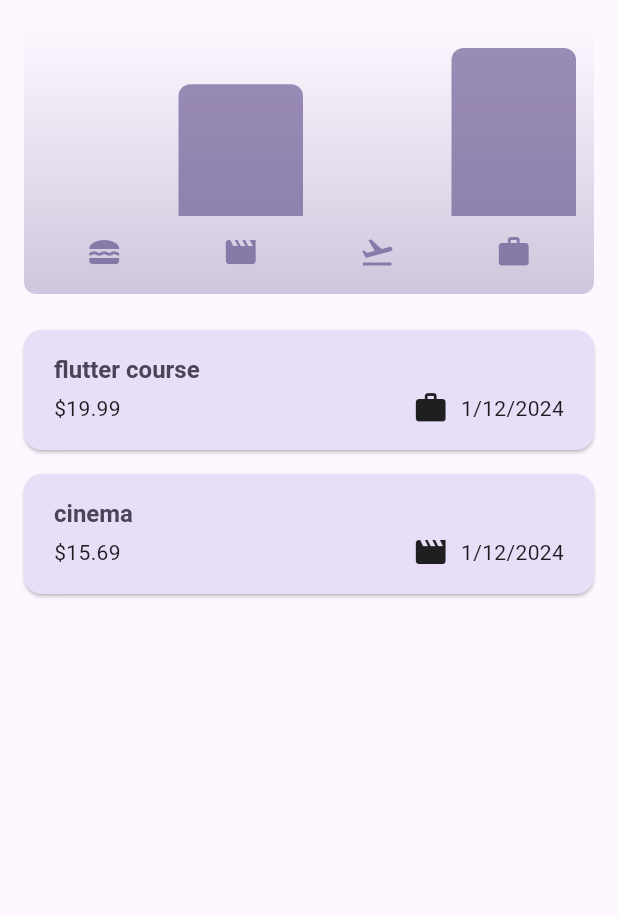
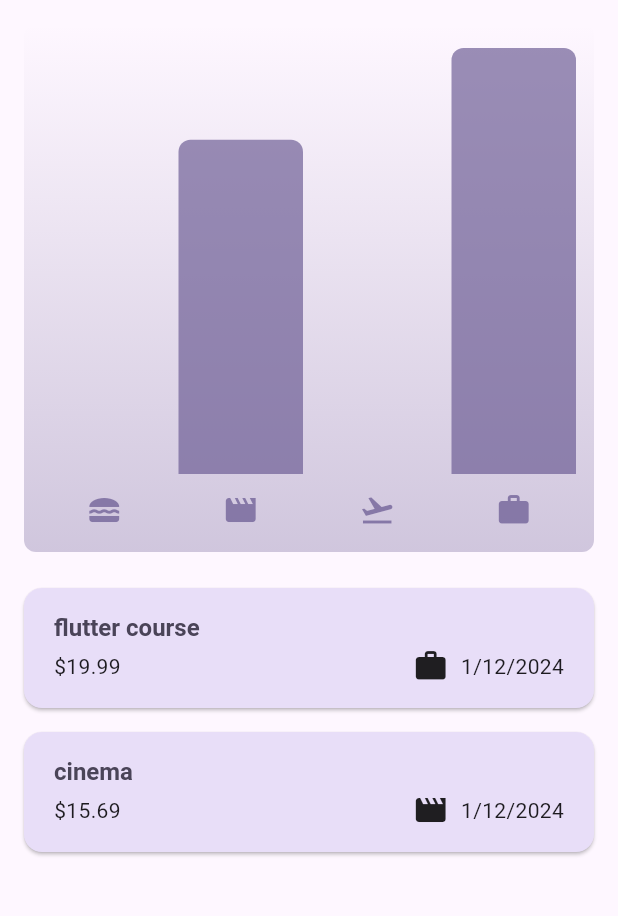
Before and after one commit to AmaniAlnabhani/ExpensesApp, a Flutter app: the screen it shows after launch, on a phone screen of 412 x 824 dp, the part 84-1000 px from its top. Run offline on Flutter 3.47's test engine with Material 3 defaults, Android fonts, the phone set to English and light mode, and no system bars.

Commit message:
responsive ui

```diff
--- a/lib/expenses.dart
+++ b/lib/expenses.dart
@@ -68,6 +68,8 @@ class _ExpensesState extends State<Expenses> {
 
   @override
   Widget build(BuildContext context) {
+     final width = MediaQuery.of(context).size.width;
+
     Widget mainContent = const Center(
       child: Text('No Expenses found.Start adding some !'),
     );
@@ -87,11 +89,16 @@ class _ExpensesState extends State<Expenses> {
           ),
         ],
       ),
-      body: Column(
+      body: width<600? Column(
         children: [
+          Expanded(child: Chart(expenses: _registeredExpenses),),
+          Expanded(child: mainContent),
+
+        ],
+      ):Row(
+          children: [
           Chart(expenses: _registeredExpenses),
-          Expanded(child: mainContent),
-        ],
+      Expanded(child: mainContent),]
       ),
     );
   }
--- a/lib/main.dart
+++ b/lib/main.dart
@@ -1,14 +1,19 @@
+import 'dart:async';
+
 import 'package:flutter/material.dart';
 import 'package:flutter/services.dart';
 import 'package:expense_app/expenses.dart';
-import 'package:flutter/services.dart';
+//import 'package:flutter/services.dart';
 var kColorScheme= ColorScheme.fromSeed(
   seedColor: const Color.fromARGB(255,96,59,181),);
 var kDarkColorScheme = ColorScheme.fromSeed(
   brightness: Brightness.dark,
   seedColor: const Color.fromARGB(255, 5, 99, 125),);
 void main() {
-  SystemChrome.setPreferredOrientations()
+  //WidgetsFlutterBinding.ensureInitialized();
+ // SystemChrome.setPreferredOrientations([
+    //DeviceOrientation.portraitUp,
+  //]).then((fn){
     runApp(
       MaterialApp(
         darkTheme: ThemeData.dark().copyWith(
@@ -55,4 +60,6 @@ void main() {
         home: const Expenses(),
       ),
     );
+ // });
+
 }
```
Lines whose indentation alone changed are shown as unchanged.
